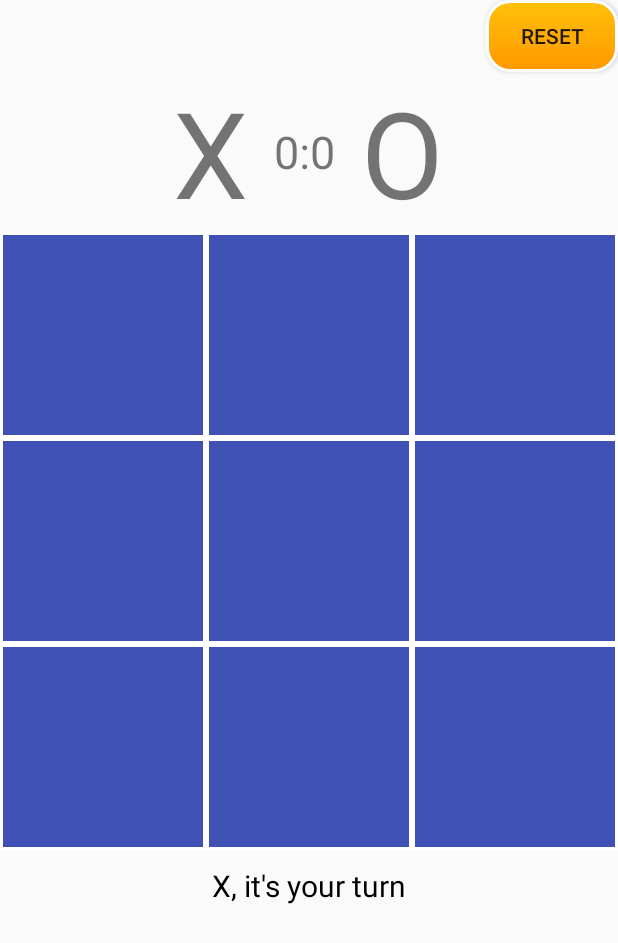
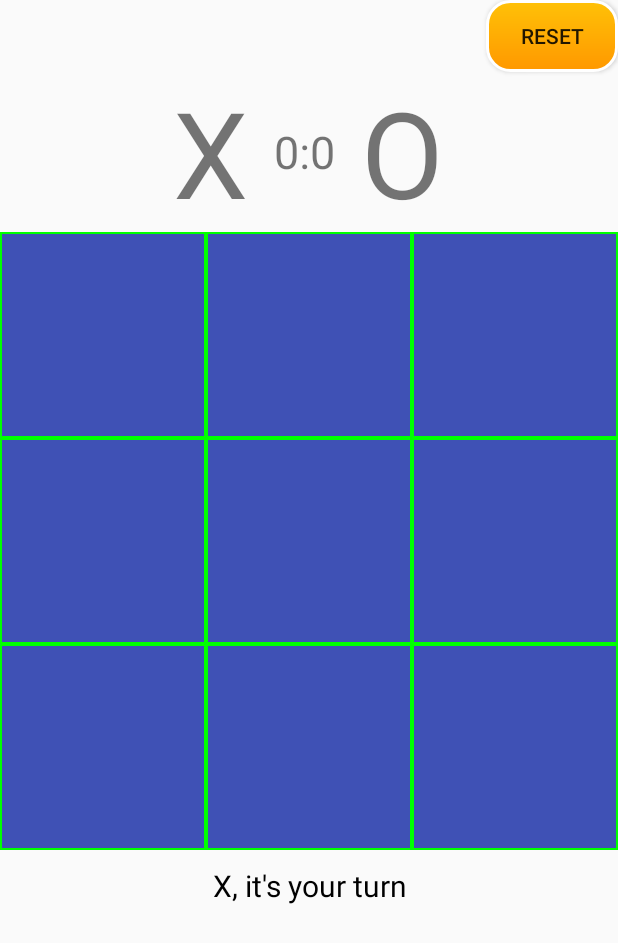
Before and after one commit to varunngoyal/TicTacToe, an Android app: the PlayerModeActivity screen opened directly, with no data from a screen before it, after a tap on "Single Player (vs. Android)", on a phone screen of 412 x 824 dp. Shown: the top 943 px of the screen. Run offline under Robolectric (Android 15) with nearby library versions, the phone set to English and light mode, and no system bars.

Commit message:
offline 2 player refactored

```diff
--- a/app/src/main/AndroidManifest.xml
+++ b/app/src/main/AndroidManifest.xml
@@ -9,7 +9,9 @@
         android:roundIcon="@mipmap/ic_launcher_round"
         android:supportsRtl="true"
         android:theme="@style/AppTheme">
-        <activity android:name=".OnlineGameActivity"></activity>
+        <activity android:name=".modular.OfflineGameActivity"
+                  android:theme="@style/AppTheme.NoActionBar"/>
+        <activity android:name=".OnlineGameActivity" />
         <activity android:name=".RoomActivity" />
         <activity android:name=".PlayerModeActivity" />
         <activity
--- a/app/src/main/java/com/vaavdevelopers/tictactoe/GameActivity.java
+++ b/app/src/main/java/com/vaavdevelopers/tictactoe/GameActivity.java
@@ -123,7 +123,6 @@ public class GameActivity extends AppCompatActivity implements View.OnClickListe
         //get screen size
         Point point = new Point();
         getWindowManager().getDefaultDisplay().getSize(point);
-
 
         textViewPoints = findViewById(R.id.text_view_points);
 
--- a/app/src/main/java/com/vaavdevelopers/tictactoe/PlayerModeActivity.java
+++ b/app/src/main/java/com/vaavdevelopers/tictactoe/PlayerModeActivity.java
@@ -5,6 +5,8 @@ import androidx.appcompat.app.AppCompatActivity;
 import android.content.Intent;
 import android.os.Bundle;
 import android.view.View;
+
+import com.vaavdevelopers.tictactoe.modular.OfflineGameActivity;
 
 public class PlayerModeActivity extends AppCompatActivity {
 
@@ -15,8 +17,8 @@ public class PlayerModeActivity extends AppCompatActivity {
         super.onCreate(savedInstanceState);
         setContentView(R.layout.activity_player_mode);
 
-        intent = new Intent(PlayerModeActivity.this, GameActivity.class);
-
+        //intent = new Intent(PlayerModeActivity.this, GameActivity.class);
+        intent = new Intent(PlayerModeActivity.this, OfflineGameActivity.class);
 
         findViewById(R.id.btn_single_player).setOnClickListener(new View.OnClickListener() {
             @Override
--- /dev/null
+++ b/app/src/main/java/com/vaavdevelopers/tictactoe/modular/OfflineGameActivity.java
@@ -0,0 +1,322 @@
+package com.vaavdevelopers.tictactoe.modular;
+
+import androidx.appcompat.app.AlertDialog;
+import androidx.appcompat.app.AppCompatActivity;
+
+import android.app.Dialog;
+import android.content.DialogInterface;
+import android.content.SharedPreferences;
+import android.graphics.Color;
+import android.graphics.Typeface;
+import android.media.AudioAttributes;
+import android.media.AudioManager;
+import android.media.MediaPlayer;
+import android.media.SoundPool;
+import android.os.Build;
+import android.os.Bundle;
+import android.util.DisplayMetrics;
+import android.view.Gravity;
+import android.view.View;
+import android.view.ViewGroup;
+import android.widget.Button;
+import android.widget.LinearLayout;
+import android.widget.RelativeLayout;
+import android.widget.TableLayout;
+import android.widget.TableRow;
+import android.widget.TextView;
+import android.widget.Toast;
+
+import com.vaavdevelopers.tictactoe.GameActivity;
+import com.vaavdevelopers.tictactoe.R;
+
+public class OfflineGameActivity extends AppCompatActivity implements View.OnClickListener {
+
+    public static final String PREFS_NAME = "TicTacToeShared";
+    LinearLayout linearLayout;
+    TableRow.LayoutParams params;
+    private int n = 3, matchToWin = 3;
+    boolean player1Turn = true;
+    XOBoard board;
+    Button[][] buttons = new Button[n][n];
+    TextView textViewPoints, textTurn;
+    SoundPool soundPool;
+    int sound_win, sound_click, sound_finished;
+    MediaPlayer player;
+    private Dialog howtoplay_dialog;
+    private boolean isSoundEnabled, isMusicEnabled;
+
+
+    @Override
+    protected void onCreate(Bundle savedInstanceState) {
+        super.onCreate(savedInstanceState);
+        setContentView(R.layout.activity_offline_game);
+
+        linearLayout = findViewById(R.id.LL);
+        textViewPoints = findViewById(R.id.text_view_points);
+        textTurn = findViewById(R.id.txt_turn);
+
+        //show how to play only once
+        SharedPreferences settings = getSharedPreferences(PREFS_NAME, 0);
+        boolean dialogShown = settings.getBoolean("dialogShown", false);
+
+        if (!dialogShown) {
+            // AlertDialog code here
+            HowtoPlayDialog();
+
+            SharedPreferences.Editor editor = settings.edit();
+            editor.putBoolean("dialogShown", true);
+            editor.commit();
+        }
+
+        //check if sound and music are enabled
+        isMusicEnabled = settings.getBoolean("music", true);
+        isSoundEnabled = settings.getBoolean("sound", true);
+
+
+        //get sounds
+        if(Build.VERSION.SDK_INT >= Build.VERSION_CODES.LOLLIPOP) {
+
+            AudioAttributes audioAttributes = new AudioAttributes.Builder()
+                    .setUsage(AudioAttributes.USAGE_GAME)
+                    .setContentType(AudioAttributes.CONTENT_TYPE_MUSIC)
+                    .build();
+
+            soundPool = new SoundPool.Builder()
+                    .setAudioAttributes(audioAttributes)
+                    .build();
+
+        } else {
+            soundPool = new SoundPool(1, AudioManager.STREAM_MUSIC, 0);
+        }
+        sound_win = soundPool.load(this, R.raw.success,1);
+
+        sound_click = soundPool.load(this, R.raw.softhit2, 1);
+
+        sound_finished = soundPool.load(this, R.raw.finished, 1);
+
+        //play music
+        if(player == null) {
+            player = MediaPlayer.create(this, R.raw.music_loop);
+            player.setOnCompletionListener(new MediaPlayer.OnCompletionListener() {
+                @Override
+                public void onCompletion(MediaPlayer mp) {
+                    if(isMusicEnabled)
+                        player.start();
+                }
+            });
+        }
+
+        if(isMusicEnabled) {
+            player.start();
+        }
+
+        board = new XOBoard(n, matchToWin);
+        initGameBoard();
+
+        findViewById(R.id.button_reset).setOnClickListener(new View.OnClickListener() {
+            @Override
+            public void onClick(View v) {
+                resetGame();
+            }
+        });
+    }
+
+    private void initGameBoard() {
+        TableLayout mTableLayout = new TableLayout(this);
+
+        DisplayMetrics displaymetrics = new DisplayMetrics();
+        this.getWindowManager().getDefaultDisplay().getMetrics(displaymetrics);
+
+        mTableLayout.setLayoutParams(new TableLayout.LayoutParams(
+                displaymetrics.widthPixels, displaymetrics.widthPixels
+        ));
+
+        params = new TableRow.LayoutParams(
+                TableRow.LayoutParams.MATCH_PARENT, displaymetrics.widthPixels/n, 1f
+        );
+
+        //mTableLayout.setStretchAllColumns(true);
+
+        for(int i=0;i<n;i++) {
+            TableRow row = new TableRow(this);
+
+            row.setLayoutParams(params);
+
+            for(int j=0;j<n;j++) {
+                buttons[i][j] = new Button(this);
+                buttons[i][j].setPadding(0,0,0,0);
+                buttons[i][j].setBackgroundResource(R.drawable.gridbtn_empty);
+                //button.setText(i+""+j);
+                buttons[i][j].setText("");
+                buttons[i][j].setLayoutParams(params);
+
+                buttons[i][j].setTag("btn_"+(i*n+j));
+                buttons[i][j].setOnClickListener(this);
+                //System.err.println(buttons[i][j].getTag());
+                row.addView(buttons[i][j]);
+            }
+            mTableLayout.addView(row);
+
+        }
+        linearLayout.addView(mTableLayout);
+    }
+
+    private int extractButtonNoFromTag(Button button){
+        String tag = (String)button.getTag();
+        String number = tag.split("_")[1];
+        return Integer.parseInt(number);
+    }
+
+    @Override
+    public void onClick(View v) {
+
+        //move already played
+        if(!((Button)v).getText().equals("")) {
+            return ;
+        }
+
+        if(isSoundEnabled)
+            soundPool.play(sound_click, 1, 1, 0, 0, 1);
+
+        if (player1Turn) {
+            ((Button) v).setText("X");
+            v.setBackground(getResources().getDrawable(R.drawable.gridbtn_p1));
+
+        } else {
+            ((Button) v).setText("O");
+            v.setBackground(getResources().getDrawable(R.drawable.gridbtn_p2));
+
+        }
+        int button_no = extractButtonNoFromTag((Button)v);
+        board.playMove(button_no, player1Turn);
+
+        int result = board.gameResult();
+        System.err.println(result);
+        gameResultListener(result);
+
+    }
+
+    private void gameResultListener(int result) {
+
+        switch (result) {
+
+            case XOBoard.RESULT_X_WIN:
+
+                if(isSoundEnabled)
+                    soundPool.play(sound_win, 1, 1, 0, 0, 1);
+
+                showWinAlert("X wins!");
+                textViewPoints.setText(" "+board.player1Points+":"+board.player2Points+" ");
+
+                Toast.makeText(this, "X wins!", Toast.LENGTH_SHORT).show();
+                break;
+
+            case XOBoard.RESULT_O_WIN:
+
+                if(isSoundEnabled)
+                    soundPool.play(sound_win, 1, 1, 0, 0, 1);
+
+                showWinAlert("O wins!");
+                textViewPoints.setText(" "+board.player1Points+":"+board.player2Points+" ");
+
+                Toast.makeText(this, "O wins!", Toast.LENGTH_SHORT).show();
+                break;
+
+            case XOBoard.RESULT_DRAW:
+
+                if(isSoundEnabled)
+                    soundPool.play(sound_finished, 1, 1, 0, 0, 1);
+
+                showWinAlert("Draw!");
+                Toast.makeText(this, "Draw!", Toast.LENGTH_SHORT).show();
+                break;
+
+            case XOBoard.RESULT_NONE:
+                //Toast.makeText(this, "Continue turn..", Toast.LENGTH_SHORT).show();
+                player1Turn = !player1Turn;
+                if(player1Turn)
+                    textTurn.setText("X, it's your turn");
+                else
+                    textTurn.setText("O, it's your turn");
+                break;
+
+        }
+
+        /*if (result != XOBoard.RESULT_NONE) {
+            resetBoard();
+        }*/
+    }
+
+    private void resetBoard() {
+        board.resetBoard();
+
+        for(int i=0;i<n;i++) {
+            for(int j=0;j<n;j++) {
+                buttons[i][j].setText("");
+                buttons[i][j].setBackgroundResource(R.drawable.gridbtn_empty);
+            }
+        }
+        player1Turn = true;
+    }
+
+    private void resetGame() {
+        board.player1Points = board.player2Points = 0;
+        textViewPoints.setText(" 0:0 ");
+    }
+
+    private void showWinAlert(String winStr) {
+        AlertDialog.Builder alert = new AlertDialog.Builder(this);
+
+        //title of game conclusion
+        TextView Xwins = new TextView(this);
+        Xwins.setPadding(0, 40, 0, 0);
+        Xwins.setTextSize(30);
+        Xwins.setTextColor(Color.BLACK);
+        Xwins.setTypeface(null, Typeface.BOLD);
+        Xwins.setGravity(Gravity.CENTER_HORIZONTAL);
+        Xwins.setText(winStr);
+        alert.setView(Xwins);
+
+        //alert.setTitle("X wins!");
+        alert.setCancelable(false);
+        alert.setNeutralButton("OK", new DialogInterface.OnClickListener() {
+            @Override
+            public void onClick(DialogInterface dialog, int which) {
+                resetBoard();
+            }
+        });
+        alert.create().show();
+
+
+    }
+
+    public void HowtoPlayDialog() {
+
+        howtoplay_dialog = new Dialog(OfflineGameActivity.this);
+
+        howtoplay_dialog.setContentView(R.layout.howtoplaydialog);
+
+        howtoplay_dialog.show();
+
+    }
+
+    @Override
+    protected void onDestroy() {
+        super.onDestroy();
+        soundPool.release();
+        soundPool = null;
+        if(player != null) {
+            player.release();
+            player = null;
+        }
+    }
+
+    @Override
+    protected void onStop() {
+        super.onStop();
+        if(player != null) {
+            player.release();
+            player = null;
+        }
+    }
+}
--- /dev/null
+++ b/app/src/main/java/com/vaavdevelopers/tictactoe/modular/XOBoard.java
@@ -0,0 +1,138 @@
+package com.vaavdevelopers.tictactoe.modular;
+
+import java.util.ArrayList;
+import java.util.Arrays;
+
+public class XOBoard {
+
+    public static final int RESULT_X_WIN = 1;
+    public static final int RESULT_DRAW = 0;
+    public static final int RESULT_O_WIN = -1;
+    public static final int RESULT_NONE = -2;
+    int n, winning_match;
+    String board[][];
+    int roundCount = 0;
+    int player1Points = 0, player2Points = 0;
+    ArrayList<String> temp_diagonal;
+
+    XOBoard(int n, int x) {
+        this.n = n;
+        this.winning_match = x;
+        board = new String[n][n];
+        resetBoard();
+    }
+
+    void playMove(int move, boolean playerTurn) {
+        int i = move/n;
+        int j = move%n;
+        if(playerTurn)
+            board[i][j] = "X";
+        else
+            board[i][j] = "O";
+        roundCount++;
+
+    }
+
+    public String checkForMatch() {
+        int i, j;
+        String first;
+
+        System.err.println(temp_diagonal);
+
+        //checking for match
+        for(i=0;i <= temp_diagonal.size() - winning_match;i++)
+        {
+            if(temp_diagonal.get(i).equals(""))
+                continue; // empty i.e move not made
+
+            first = temp_diagonal.get(i);
+
+            for(j=i+1;j<i+winning_match;j++)
+            {
+                if(!temp_diagonal.get(j).equals(first))
+                    break;
+            }
+            if(j>=i+winning_match) {
+                System.err.println(first);
+                return first;
+            }
+
+        }
+        System.err.println("empty");
+        return "";
+    }
+
+
+    public int gameResult() {
+
+        int i, j, k;
+        //boolean flag = false;
+        temp_diagonal = new ArrayList<>(n);
+
+
+        k = n;
+        String flag = "";
+
+        for(i=0; i<n; i++) {
+
+            for(j=0;j<n;j++) { temp_diagonal.add(board[i][j]); }
+            flag = checkForMatch();
+            if(!flag.equals("")) { break; }
+            temp_diagonal.clear();
+        }
+
+
+        for(i=0;i<n;i++) {
+
+            for(j=0;j<n;j++) { temp_diagonal.add(board[j][i]); }
+            flag = checkForMatch();
+            if(!flag.equals("")) { break; }
+            temp_diagonal.clear();
+        }
+
+        //diagonal
+        while(k>=winning_match) {
+
+            for(i=k-1, j=n-1; i>=0; i--, j--) temp_diagonal.add(board[i][j]);
+            flag = checkForMatch();
+            if(!flag.equals("")) { break; }
+
+            temp_diagonal.clear();
+
+            for(i=k-1, j=n-1; i>=0; i--, j--) temp_diagonal.add(board[j][i]);
+            flag = checkForMatch();
+            if(!flag.equals("")) { break; }
+
+            temp_diagonal.clear();
+
+            for(i=n-k, j=n-1; i<n; i++, j--)  temp_diagonal.add(board[i][j]);
+            flag = checkForMatch();
+            if(!flag.equals("")) { break; }
+
+            temp_diagonal.clear();
+
+            for(i=n-k, j=n-1; i<n; i++, j--)  temp_diagonal.add(board[j][i]);
+            flag = checkForMatch();
+            if(!flag.equals("")) { break; }
+
+            temp_diagonal.clear();
+            k--;
+
+        }
+
+        if(flag.equals("X")) { player1Points++; return RESULT_X_WIN;}
+        else if (flag.equals("O")) {player2Points++; return RESULT_O_WIN; }
+        else if(roundCount == 9) return RESULT_DRAW;
+        else return RESULT_NONE;
+    }
+
+
+    public void resetBoard() {
+
+        for(int i=0;i<n;i++)
+            for(int j=0;j<n;j++)
+                board[i][j] = "";
+
+        roundCount = 0;
+    }
+}
--- a/app/src/main/res/drawable/gridbtn_empty.xml
+++ b/app/src/main/res/drawable/gridbtn_empty.xml
@@ -12,8 +12,8 @@
         android:right="7dp"/>
 
     <stroke
-        android:width="2dp"
-        android:color="#FFF"
+        android:width="1dp"
+        android:color="#00FF00"
         />
 
 </shape>
--- /dev/null
+++ b/app/src/main/res/layout/activity_offline_game.xml
@@ -0,0 +1,86 @@
+<?xml version="1.0" encoding="utf-8"?>
+<RelativeLayout xmlns:android="http://schemas.android.com/apk/res/android"
+    xmlns:app="http://schemas.android.com/apk/res-auto"
+    xmlns:tools="http://schemas.android.com/tools"
+    android:layout_width="match_parent"
+    android:layout_height="match_parent"
+    android:id="@+id/RL"
+    tools:context="com.vaavdevelopers.tictactoe.modular.OfflineGameActivity">
+    <RelativeLayout
+        android:layout_width="match_parent"
+        android:layout_height="wrap_content"
+        android:id="@+id/RLchild">
+
+
+        <Button
+            android:id="@+id/button_reset"
+            android:layout_width="wrap_content"
+            android:layout_height="wrap_content"
+            android:text="Reset"
+            android:background="@drawable/settings_button"
+            android:layout_alignParentEnd="true"/>
+        <!--        android:layout_centerVertical="true"-->
+        <!--        android:layout_marginEnd="17dp"-->
+
+
+
+        <LinearLayout
+            android:layout_below="@+id/button_reset"
+            android:layout_width="wrap_content"
+            android:layout_height="wrap_content"
+            android:layout_centerHorizontal="true"
+            >
+            <TextView
+                android:id="@+id/X"
+                android:layout_width="wrap_content"
+                android:layout_height="wrap_content"
+                android:text="X"
+                android:textSize="80sp" />
+
+
+            <TextView
+                android:id="@+id/text_view_points"
+                android:layout_width="wrap_content"
+                android:layout_height="wrap_content"
+                android:text=" 0:0 "
+                android:padding="10dp"
+                android:textSize="30sp"
+                android:textAlignment="gravity"
+                android:layout_gravity="center"
+                />
+
+            <TextView
+                android:id="@+id/O"
+                android:layout_width="wrap_content"
+                android:layout_height="wrap_content"
+                android:text="O"
+                android:textSize="80sp" />
+
+        </LinearLayout>
+
+
+
+
+
+    </RelativeLayout>
+    <LinearLayout
+        android:layout_width="match_parent"
+        android:layout_height="wrap_content"
+        android:id="@+id/LL"
+        android:layout_below="@+id/RLchild"
+        android:orientation="vertical">
+
+    </LinearLayout>
+
+    <TextView
+        android:id="@+id/txt_turn"
+        android:layout_width="match_parent"
+        android:layout_height="wrap_content"
+        android:gravity="center_horizontal"
+        android:layout_below="@+id/LL"
+        android:text="X, it's your turn"
+        android:textSize="20sp"
+        android:layout_margin="10dp"
+        android:textColor="#000000" />
+
+</RelativeLayout>
```
